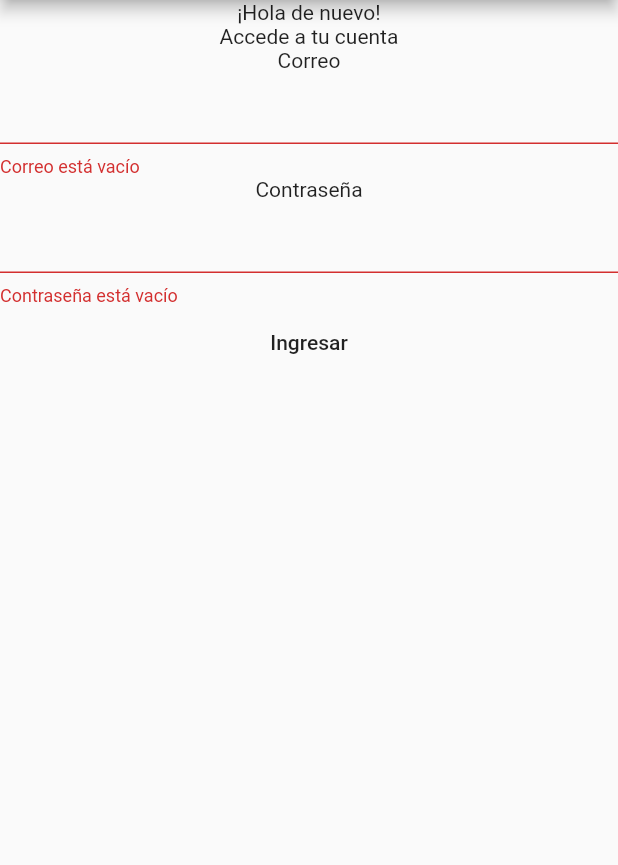
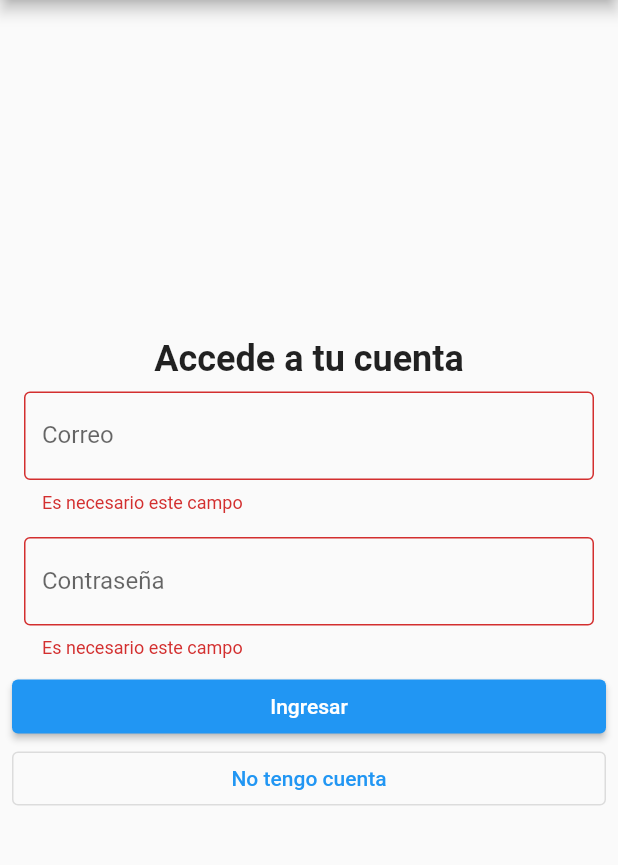
Before and after one commit to MARS42/TecGram, a Flutter app: the screen it shows after launch, after a tap on "Ingresar", on a phone screen of 412 x 824 dp, the part 84-949 px from its top. Run offline on Flutter 3.47's test engine with Material 2 defaults, Android fonts, the phone set to English and light mode, and no system bars; our stand-ins replace flutter_secure_storage.

```diff
--- a/lib/pages/login_page.dart
+++ b/lib/pages/login_page.dart
@@ -1,6 +1,8 @@
 import 'package:flutter/cupertino.dart';
 import 'package:flutter/material.dart';
+import 'package:flutter/rendering.dart';
 import 'package:tecgram_app/api/Auth.dart';
+import 'package:tecgram_app/pages/singup_page.dart';
 
 /// Página de Login y registro
 class LoginPage extends StatefulWidget {
@@ -23,26 +25,33 @@ class _LoginPageState extends State<LoginPage> {
 
     return Scaffold(
       appBar: AppBar(title: Text("TecGram"),),
-      body: Column(
+      body: Padding(
+        padding: const EdgeInsets.all(8.0),
+        child: Column(
+          mainAxisAlignment: MainAxisAlignment.center,
+          crossAxisAlignment: CrossAxisAlignment.center,
           children: [
-          Text("¡Hola de nuevo!"),
-          Text("Accede a tu cuenta"),
+            Text("Accede a tu cuenta", style: TextStyle(fontSize: 24, fontWeight: FontWeight.bold)),
             Form(
               key: _formulario,
               child: !cargando
                   ? Column(
+                crossAxisAlignment: CrossAxisAlignment.stretch,
                 children: [
                   crearCampo(etiqueta: "Correo", context: context, controller: controllerEmail),
                   crearCampo(etiqueta: "Contraseña", ocultable: true, context: context, controller: controllerPassword),
-                MaterialButton(
+                  ElevatedButton(
                       child: Text("Ingresar"),
-                    onPressed:  () => verificarFormulario(_formulario, context))
+                      onPressed: ()  => verificarFormulario(_formulario, context)
+                  ),
+                  OutlinedButton(onPressed: () => registrarse(context), child: Text('No tengo cuenta'))
                 ],
                   )
                   : CupertinoActivityIndicator(radius: 20,),
             )
           ],
-      )
+        ),
+      ),
     );
   }
 
@@ -70,24 +79,40 @@ class _LoginPageState extends State<LoginPage> {
       }
     }
   }
+
+  void registrarse(BuildContext context){
+    Navigator.push(context, MaterialPageRoute(builder: (context) => const SignUpPage()));
+  }
 }
 
+/// Crear un campo de texto
 Widget crearCampo(
     { etiqueta,
       ocultable = false,
       required BuildContext context,
       required TextEditingController controller }) {
-  return Column(
+  return Padding(
+    padding: const EdgeInsets.all(8.0),
+    child: Column(
+      mainAxisAlignment: MainAxisAlignment.start,
+      crossAxisAlignment: CrossAxisAlignment.start,
       children: [
-      Text(etiqueta),
         TextFormField(
           validator: (value) {
             if(value != null && value.isEmpty)
-            return etiqueta + ' está vacío';
+              return 'Es necesario este campo';
           },
           controller: controller,
           obscureText: ocultable,
+          decoration: InputDecoration(
+            border: const OutlineInputBorder(),
+            labelText: etiqueta,
+            labelStyle: const TextStyle(
+              fontSize: 16,
+            )
+          ),
         )
       ],
+    ),
   );
 }
--- a/pubspec.yaml
+++ b/pubspec.yaml
@@ -35,6 +35,7 @@ dependencies:
   # Use with the CupertinoIcons class for iOS style icons.
   cupertino_icons: ^1.0.2
   flutter_secure_storage: ^5.0.2
+  http: ^0.13.4
 
 dev_dependencies:
   flutter_test:
```
Also changed, not shown: lib/pages/singup_page.dart (added, +118 -0 lines), pubspec.lock, 1 other file. Lines whose indentation alone changed are shown as unchanged.
